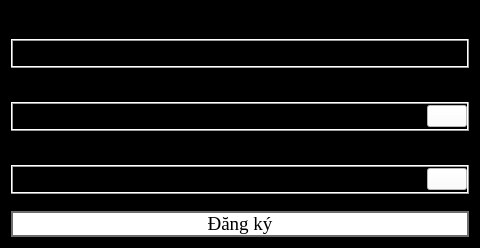
Old version of the form ui/register_ui.ui in the repository DTNS2905/App_quan_ly_python_qt_.
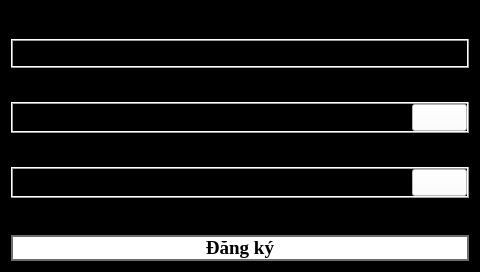
New version of the form. Icons and pictures are not drawn.

Commit message: create check box for register

What changed in the file:
```diff
--- a/ui/register_ui.ui
+++ b/ui/register_ui.ui
@@ -233,6 +233,13 @@
     </disabled>
    </palette>
   </property>
+  <property name="font">
+   <font>
+    <family>Times New Roman</family>
+    <pointsize>12</pointsize>
+    <bold>true</bold>
+   </font>
+  </property>
   <property name="windowTitle">
    <string>Đăng ký</string>
   </property>
@@ -823,6 +830,13 @@
      </layout>
     </widget>
    </item>
+   <item>
+    <widget class="QCheckBox" name="checkBox">
+     <property name="text">
+      <string>Quản trị viên</string>
+     </property>
+    </widget>
+   </item>
    <item>
     <spacer name="verticalSpacer">
      <property name="orientation">
```
Left out of the diff: 10 changed lines with no effect on the pictures.
